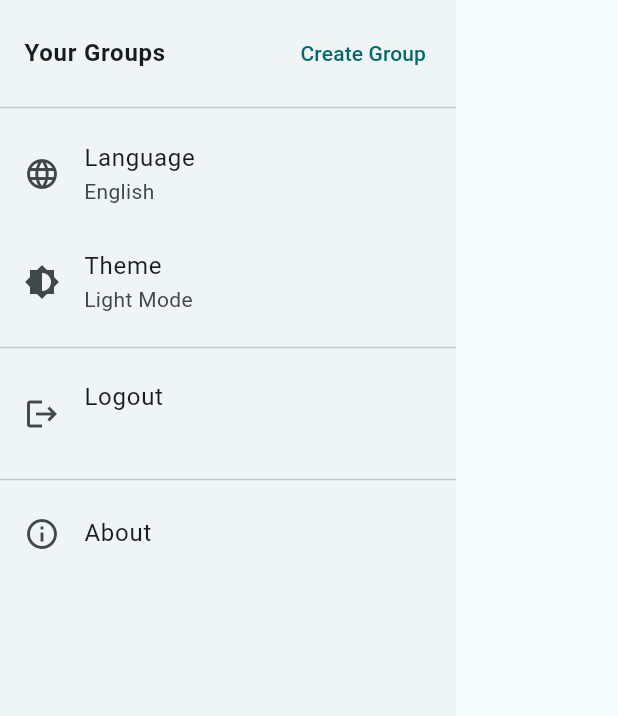
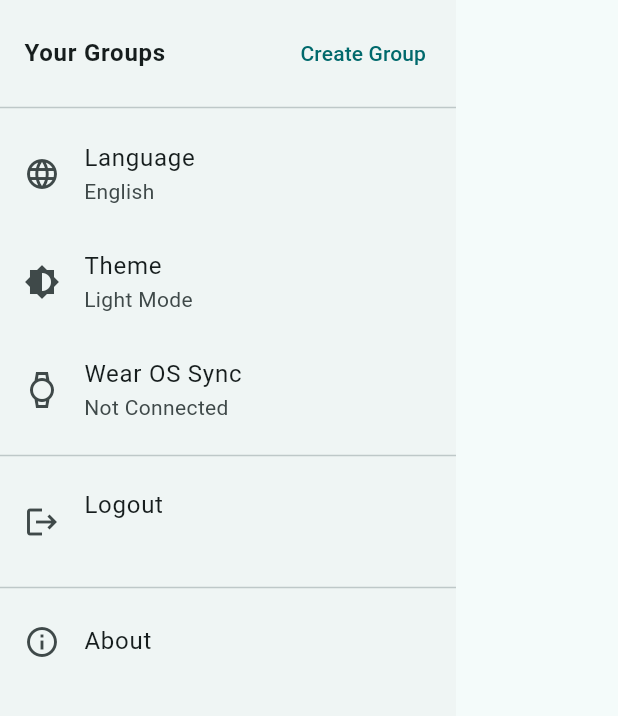
Before and after one commit to felicetteapp/recipes-flutter, a Flutter app: the FRDrawer widget shown alone on an empty page, opened directly, on a phone screen of 412 x 824 dp, the part 242-958 px from its top. Run offline on Flutter 3.47's test engine with Material 3 defaults, Android fonts, the phone set to English and light mode, and no system bars; drawn by our look-alikes of dynamic_color; our stand-ins replace app_links, cloud_firestore, equatable, firebase_auth, firebase_core, flutter_bloc and 4 more; missing offline and left inert: firebase_app_check; accounts and stored records are empty; Roboto replaces fonts that are missing (NunitoSans); statements that could not run were skipped; project files that could hold a hidden picture were left out.

Commit message:
feat: add WearOS sync status tile to drawer

```diff
--- a/lib/app/common/widgets/drawer/drawer.dart
+++ b/lib/app/common/widgets/drawer/drawer.dart
@@ -2,6 +2,7 @@ import 'dart:developer';
 
 import 'package:felicette_recipes/app/bloc/app_bloc.dart';
 import 'package:felicette_recipes/app/routes/app_routes.dart';
+import 'package:felicette_recipes/app/services/wearos/wearos_service.dart';
 import 'package:felicette_recipes/app/utils/utils.dart';
 import 'package:felicette_recipes/authentication/bloc/authentication_bloc.dart';
 import 'package:felicette_recipes/generated/l10n.dart';
@@ -93,14 +94,45 @@ class FRDrawer extends StatelessWidget {
   }
 
   Widget _buildWearOsListTile(BuildContext context) {
-    return const SizedBox.shrink();
+    final s = S.of(context);
+    return ValueListenableBuilder<bool>(
+      valueListenable: WearOSService.instance.hasConnectedWatch,
+      builder: (context, hasConnectedWatch, child) {
+        return ValueListenableBuilder<bool>(
+          valueListenable: WearOSService.instance.isSyncing,
+          builder: (context, isSyncing, child) {
+            return ListTile(
+              key: const Key('drawer_wearos_list_tile'),
+              contentPadding: listTileContentPadding,
+              leading: Icon(
+                hasConnectedWatch ? Icons.watch : Icons.watch_outlined,
+                color: hasConnectedWatch
+                    ? Theme.of(context).colorScheme.primary
+                    : null,
+              ),
+              title: Text(s.wear_os_sync),
+              subtitle: Text(
+                hasConnectedWatch ? s.connected : s.not_connected,
+              ),
+              trailing: isSyncing
+                  ? const SizedBox(
+                      width: 20,
+                      height: 20,
+                      child: CircularProgressIndicator(strokeWidth: 2),
+                    )
+                  : null,
+            );
+          },
+        );
+      },
+    );
   }
 
   @override
   Widget build(BuildContext context) {
     return Drawer(
       child: ListView(
-        padding: EdgeInsets.zero,
+        padding: .zero,
         children: <Widget>[
           const _DrawerHeader(),
           ..._buildGroupListTiles(context),
```
